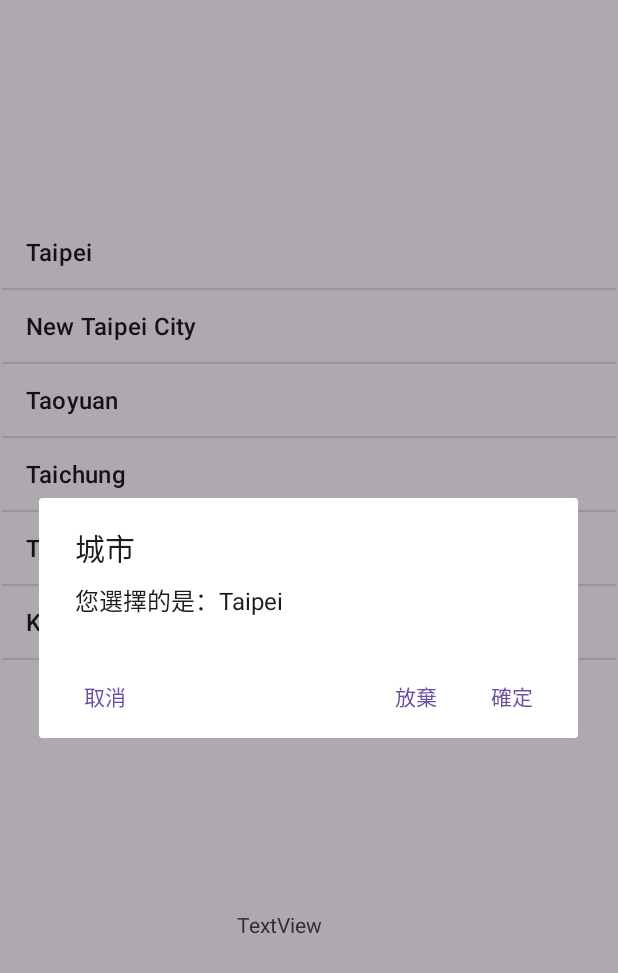
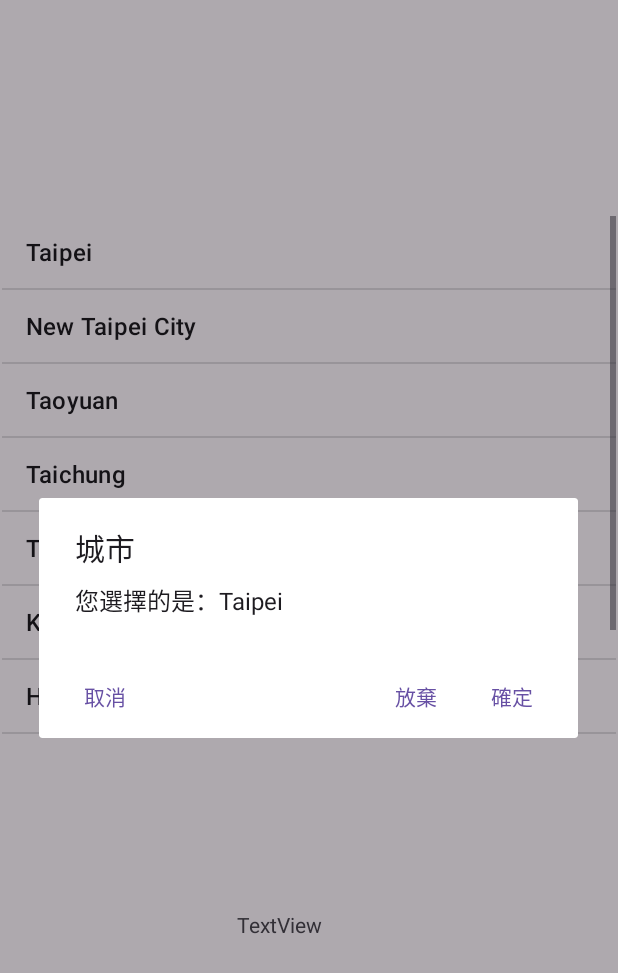
Before and after one commit to Pang-Yiyi/AdvancedWidget, an Android app: the screen it shows after launch (MainActivity), after a tap on "Taipei", on a phone screen of 412 x 824 dp. Shown: the top 973 px of the screen. Run offline under Robolectric (Android 15) with nearby library versions, the phone set to English and light mode, and no system bars.

```diff
--- a/ListViewTest/app/src/main/java/com/example/listviewtest/MainActivity.java
+++ b/ListViewTest/app/src/main/java/com/example/listviewtest/MainActivity.java
@@ -3,6 +3,7 @@ package com.example.listviewtest;
 import android.os.Bundle;
 import android.view.View;
 import android.widget.AdapterView;
+import android.widget.ArrayAdapter;
 import android.widget.ListView;
 import android.widget.TextView;
 import android.widget.Toast;
@@ -14,7 +15,13 @@ import androidx.core.graphics.Insets;
 import androidx.core.view.ViewCompat;
 import androidx.core.view.WindowInsetsCompat;
 
+import java.util.ArrayList;
+import java.util.Arrays;
+import java.util.List;
+
 public class MainActivity extends AppCompatActivity implements AdapterView.OnItemClickListener {
+    private ListView cityListView;
+    private List<String> cities = new ArrayList<String>();
 
     @Override
     protected void onCreate(Bundle savedInstanceState) {
@@ -26,19 +33,32 @@ public class MainActivity extends AppCompatActivity implements AdapterView.OnIte
             v.setPadding(systemBars.left, systemBars.top, systemBars.right, systemBars.bottom);
             return insets;
         });
-        ListView lv = (ListView) findViewById(R.id.cityListView);
-        lv.setOnItemClickListener(this);
+//        ListView lv = (ListView) findViewById(R.id.cityListView);
+//        lv.setOnItemClickListener(this);
+        cityListView = (ListView) findViewById(R.id.cityListView);
+        setCities();
+        cityListView.setOnItemClickListener(this);
     }
 
+    private void setCities(){
+        cities = new ArrayList<>(Arrays.asList(getResources().getStringArray(R.array.cities)));
+        cities.add("Hualien");
+        cities.add("Taitung");
+        cities.add("Changhua");
+        //new ArrayAdapter
+        ArrayAdapter<String> adapter = new ArrayAdapter<>(this, android.R.layout.simple_list_item_1,cities);
+        cityListView.setAdapter(adapter);
+    }
     @Override
     public void onItemClick(AdapterView<?> adapterView, View view, int i, long l) {
+
         TextView tv = (TextView) findViewById(R.id.textView);
-        String[] citiesArray = getResources().getStringArray(R.array.cities);
+//        String[] citiesArray = getResources().getStringArray(R.array.cities);
 
         AlertDialog.Builder dialog = new AlertDialog.Builder(this);
 
         dialog.setTitle("城市");
-        dialog.setMessage("您選擇的是：" + citiesArray[i]);
+        dialog.setMessage("您選擇的是：" + cities.get(i));
         dialog.setCancelable(true);
         dialog.setPositiveButton("確定",null);
         dialog.setNeutralButton("取消",null);
```
